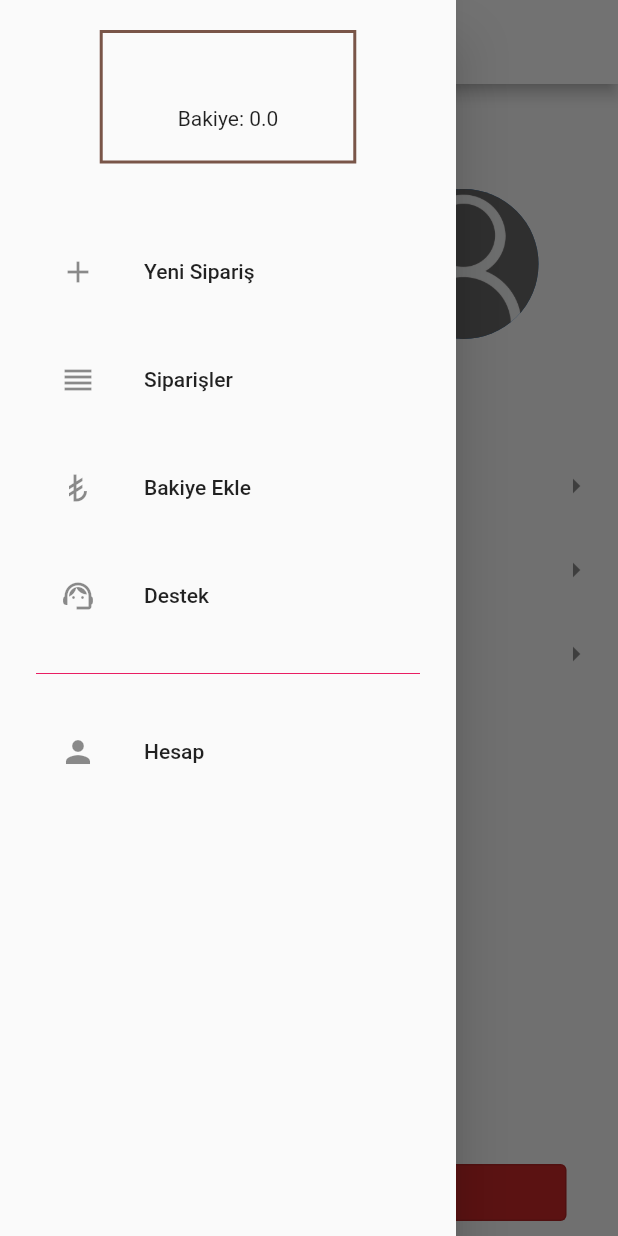
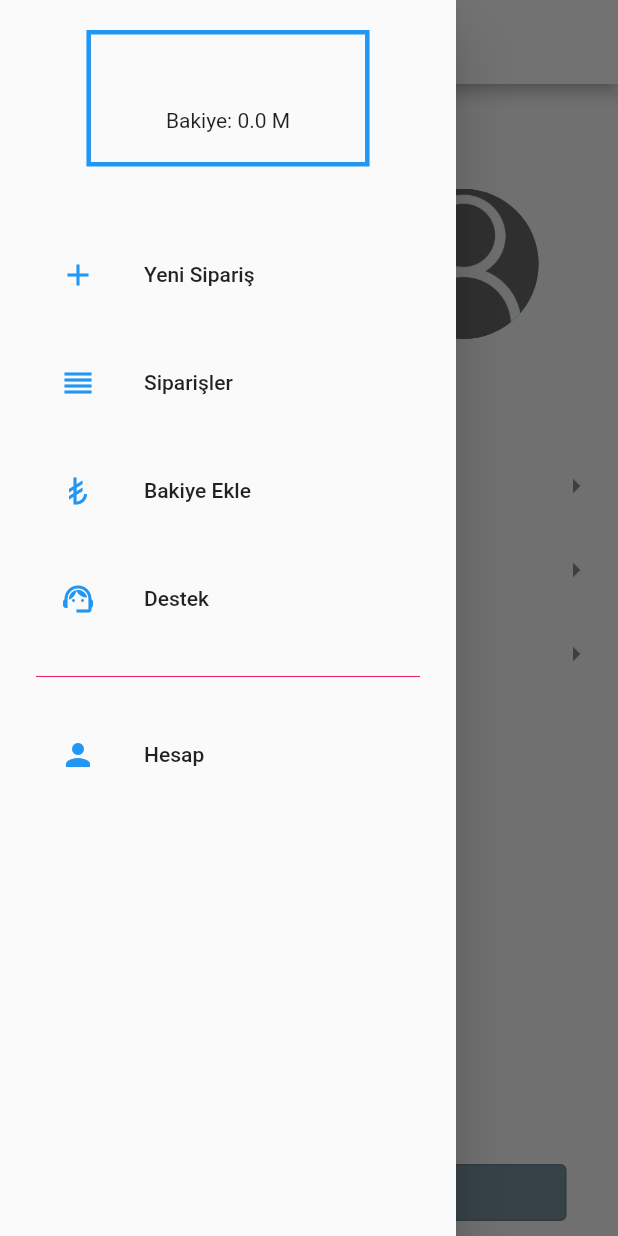
Before and after one commit to musaguzel/musmeramedya, a Flutter app: the ProfilePage screen opened directly, with the side drawer open, on a phone screen of 412 x 824 dp. Run offline on Flutter 3.47's test engine with Material 2 defaults, Android fonts, the phone set to English and light mode, and no system bars; our stand-ins replace cloud_firestore, connectivity_plus, firebase_auth, firebase_core, flutter_mobx, lottie and 5 more; accounts and stored records are empty; generated files the repository leaves out were written again.

Commit message:
geliştirmeler yapıldı

```diff
--- a/lib/main.dart
+++ b/lib/main.dart
@@ -42,6 +42,9 @@ class MyApp extends StatelessWidget {
 
 
 /*
+Tasarım responsive olacak
+M para birimi tasarla
+webde whatsapp yönlendirmeyi aktif et
 authstate dinlenmiyor sanki çıkış yapmıyor
 */
 
--- a/lib/ui/_widgets/drawer/navigation_drawer.dart
+++ b/lib/ui/_widgets/drawer/navigation_drawer.dart
@@ -33,14 +33,14 @@ class NavigationDrawerMain extends StatelessWidget {
         Container(
           decoration: BoxDecoration(
             border: Border.all(
-              color: Colors.brown, // Çizgi rengi
-              width: 2.0, // Çizgi kalınlığı
+              color: Colors.blue, // Çizgi rengi
+              width: 3.0, // Çizgi kalınlığı
             ),),
           padding: const EdgeInsets.only(top: 20.0,bottom: 20.0,left: 50.0,right: 50.0),
           child: Column(
             children: [
               Text(userModelGlobal.fullName,style: const TextStyle(fontSize: 25),),
-              Text("Bakiye: ${userModelGlobal.balance.toString()}"),
+              Text("Bakiye: ${userModelGlobal.balance.toString()} M"),
             ],
           ),
         ),
@@ -55,27 +55,27 @@ class NavigationDrawerMain extends StatelessWidget {
       runSpacing: 16,
       children: [
         ListTile(
-          leading: const Icon(Icons.add),
+          leading: const Icon(Icons.add,color: Colors.blue,),
           title: const Text("Yeni Sipariş"),
           onTap: (){
             navigation.navigateToPageClear(path: NavigationConstants.MAIN);
           },
         ),
         ListTile(
-          leading: const Icon(Icons.reorder_sharp),
+          leading: const Icon(Icons.reorder_sharp,color: Colors.blue,),
           title: const Text("Siparişler"),
           onTap: (){
             navigation.navigateToPage(path: NavigationConstants.ORDERS);
           },
         ),
         ListTile(
-          leading: const Icon(Icons.currency_lira),
+          leading: const Icon(Icons.currency_lira,color: Colors.blue,),
           title: const Text("Bakiye Ekle"),
           onTap: (){
             navigation.navigateToPage(path: NavigationConstants.ADD_BALANCE,);
           },
         ),ListTile(
-          leading: const Icon(Icons.support_agent),
+          leading: const Icon(Icons.support_agent,color: Colors.blue,),
           title: const Text("Destek"),
           onTap: (){
             navigation.navigateToPage(path: NavigationConstants.CONTACT_US,);
@@ -83,7 +83,7 @@ class NavigationDrawerMain extends StatelessWidget {
         ),
         const Divider(color: Colors.pink,),
         ListTile(
-          leading: const Icon(Icons.person),
+          leading: const Icon(Icons.person,color: Colors.blue,),
           title: const Text("Hesap"),
           onTap: (){
             navigation.navigateToPage(path: NavigationConstants.PROFILE,);
--- a/lib/ui/profile/view/profile_page.dart
+++ b/lib/ui/profile/view/profile_page.dart
@@ -30,7 +30,7 @@ class ProfilePage extends StatelessWidget {
         body: networkResult == NetworkResult.off ? const Center(child: CircularProgressIndicator(),) : Column(
           mainAxisAlignment: MainAxisAlignment.center,
           children: [
-            buildRowUserInfo( context),
+            buildRowUserInfo(context,viewModel),
             buildSettingsList(viewModel),
             buildExitButton(viewModel, context),
           ],
@@ -39,7 +39,7 @@ class ProfilePage extends StatelessWidget {
     );
   }
 
-  Expanded buildRowUserInfo(BuildContext context) {
+  Expanded buildRowUserInfo(BuildContext context,ProfilePageViewModel viewModel) {
     return Expanded(
       flex: 5,
       child: Row(
@@ -64,7 +64,9 @@ class ProfilePage extends StatelessWidget {
                   const Center(child: Text('Arkadaş Davet Kodunuz')),
                   Center(
                     child: ElevatedButton.icon(
-                      onPressed: () {},
+                      onPressed: () {
+                          viewModel.copyReferenceCode(userModelGlobal.referenceCode.toString());
+                      },
                       label: Text(userModelGlobal.referenceCode.toString()),
                       icon: const Icon(Icons.copy,size: 15,),
                       style: ButtonStyle(
@@ -147,7 +149,7 @@ class ProfilePage extends StatelessWidget {
           return OutlinedButton(
             style: ButtonStyle(
                 backgroundColor: MaterialStateProperty.resolveWith(
-                        (states) => Colors.red.shade800),
+                        (states) => Colors.blueGrey.shade400),
                 minimumSize:
                 MaterialStateProperty.all(Size(context.width / 1.2, 40))),
             onPressed: () {
```
Also changed, not shown: lib/ui/add_balance/components/payment_history_data_table.dart (+5 -5 lines), lib/ui/invite_system/view/invite_system_page.dart (+5 -4 lines), lib/ui/orders/view/orders_page.dart (+8 -2 lines), lib/ui/profile/viewModel/profile_page_view_model.dart (+10 -1 lines), lib/ui/settings/view/account_status/account_status_page.dart (+4 -4 lines), lib/ui/settings/view/change_password/change_password_page.dart (+4 -3 lines), assets/images/tiktok.png.
